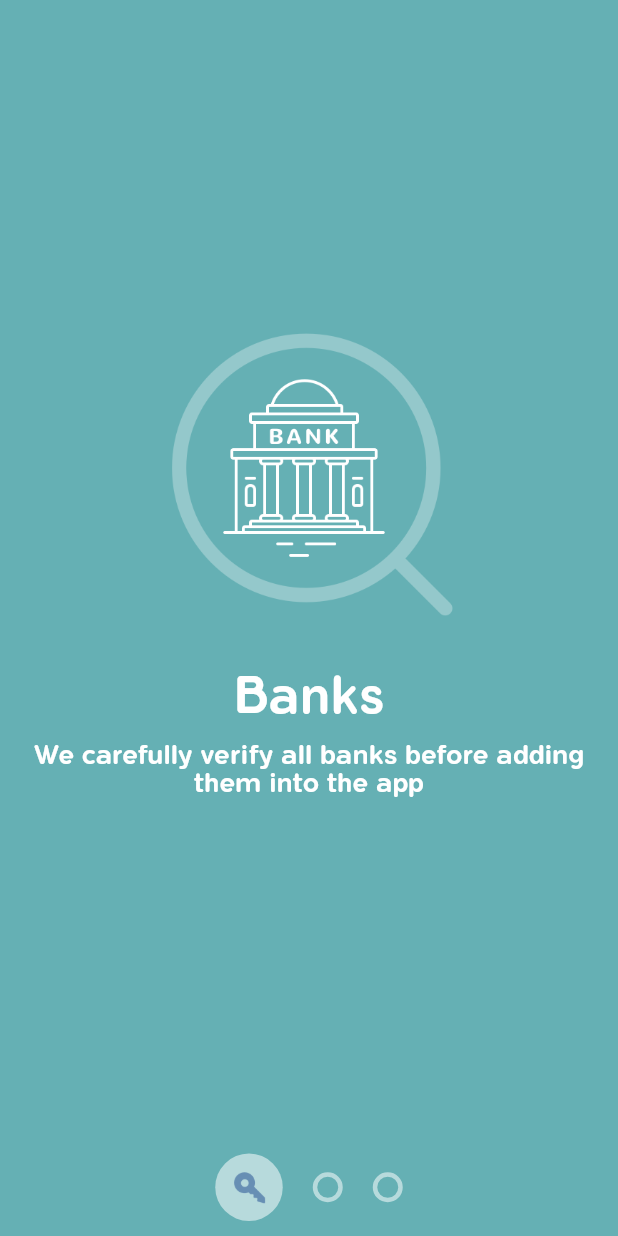
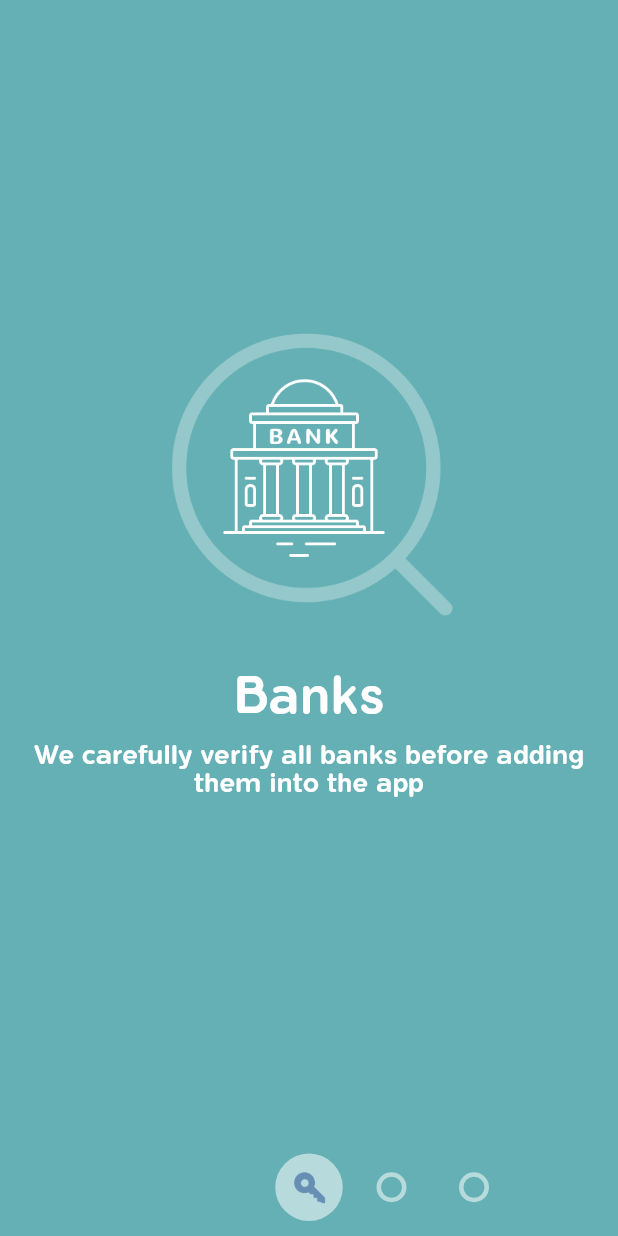
Before and after one commit to Parsh/MaterialPageReveal, a Flutter app: the screen it shows after launch, on a phone screen of 412 x 824 dp. Run offline on Flutter 3.47's test engine with Material 2 defaults, Android fonts, the phone set to English and light mode, and no system bars; statements that could not run were skipped.

Commit message:
End Indicator translation implemented

```diff
--- a/lib/homePage.dart
+++ b/lib/homePage.dart
@@ -29,9 +29,9 @@ class _HomePageState extends State<HomePage> {
         new PagerIndicator(
           pagerIndicatorViewModel: new PagerIndicatorViewModel(
              pages: pages,
-             activeIndex: 1,
-             slideDirection: SlideDirection.leftToRight,
-             slidePercent: 1.0
+             activeIndex: 0,
+             slideDirection: SlideDirection.none,
+             slidePercent: 0.0
           )
         )
         ],
--- a/lib/pager_indicator.dart
+++ b/lib/pager_indicator.dart
@@ -30,8 +30,10 @@ class PagerIndicator extends StatelessWidget {
         percentActive = 0.0;
       }
 
-      bool isHollow = i > pagerIndicatorViewModel.activeIndex || ( i == pagerIndicatorViewModel.activeIndex && pagerIndicatorViewModel.slideDirection == SlideDirection.leftToRight);
-
+      bool isHollow = i > pagerIndicatorViewModel.activeIndex ||
+          (i == pagerIndicatorViewModel.activeIndex &&
+              pagerIndicatorViewModel.slideDirection ==
+                  SlideDirection.leftToRight);
 
       bubbles.add(new PageBubble(
           pageBubbleViewModel: new PageBubbleViewModel(
@@ -41,12 +43,19 @@ class PagerIndicator extends StatelessWidget {
               activePercent: percentActive)));
     }
 
+    final  double bubbleWidth = 55.0;
+    final double baseTranslation = ((pagerIndicatorViewModel.pages.length * bubbleWidth)/2) - bubbleWidth/2;
+    final double translation = baseTranslation - (pagerIndicatorViewModel.activeIndex * bubbleWidth);
+
     return new Column(
       children: <Widget>[
         new Expanded(
           child: new Container(),
         ),
-        new Row(mainAxisAlignment: MainAxisAlignment.center, children: bubbles)
+        new Transform(
+            transform: new Matrix4.translationValues(translation, 0.0, 0.0),
+            child: new Row(
+                mainAxisAlignment: MainAxisAlignment.center, children: bubbles))
       ],
     );
   }
@@ -59,19 +68,25 @@ class PageBubble extends StatelessWidget {
 
   @override
   Widget build(BuildContext context) {
-    return new Padding(
-      padding: const EdgeInsets.all(10.0),
+    return new Container(
+      width: 55.0,
+      height: 65.0,
+      child: new Center(
         child: new Container(
             width: ui.lerpDouble(20.0, 45.0, pageBubbleViewModel.activePercent),
-          height: ui.lerpDouble(20.0, 45.0, pageBubbleViewModel.activePercent),
+            height:
+                ui.lerpDouble(20.0, 45.0, pageBubbleViewModel.activePercent),
             decoration: new BoxDecoration(
                 color: pageBubbleViewModel.isHollow
-                  ? new Color(0x88FFFFFF).withAlpha((0x88 * pageBubbleViewModel.activePercent).round())
+                    ? new Color(0x88FFFFFF).withAlpha(
+                        (0x88 * pageBubbleViewModel.activePercent).round())
                     : new Color(0x88FFFFFF), //Showing a fill when not hollow
                 shape: BoxShape.circle,
                 border: new Border.all(
                     color: pageBubbleViewModel.isHollow
-                      ? new Color(0x88FFFFFF).withAlpha((0x88 * (1 - pageBubbleViewModel.activePercent)).round())
+                        ? new Color(0x88FFFFFF).withAlpha(
+                            (0x88 * (1 - pageBubbleViewModel.activePercent))
+                                .round())
                         : Colors.transparent, //Showing border when is hollow
                     width: 3.0)),
             child: new Opacity(
@@ -81,6 +96,7 @@ class PageBubble extends StatelessWidget {
                 color: pageBubbleViewModel.color,
               ),
             )),
+      ),
     );
   }
 }
```
Lines whose indentation alone changed are shown as unchanged.
